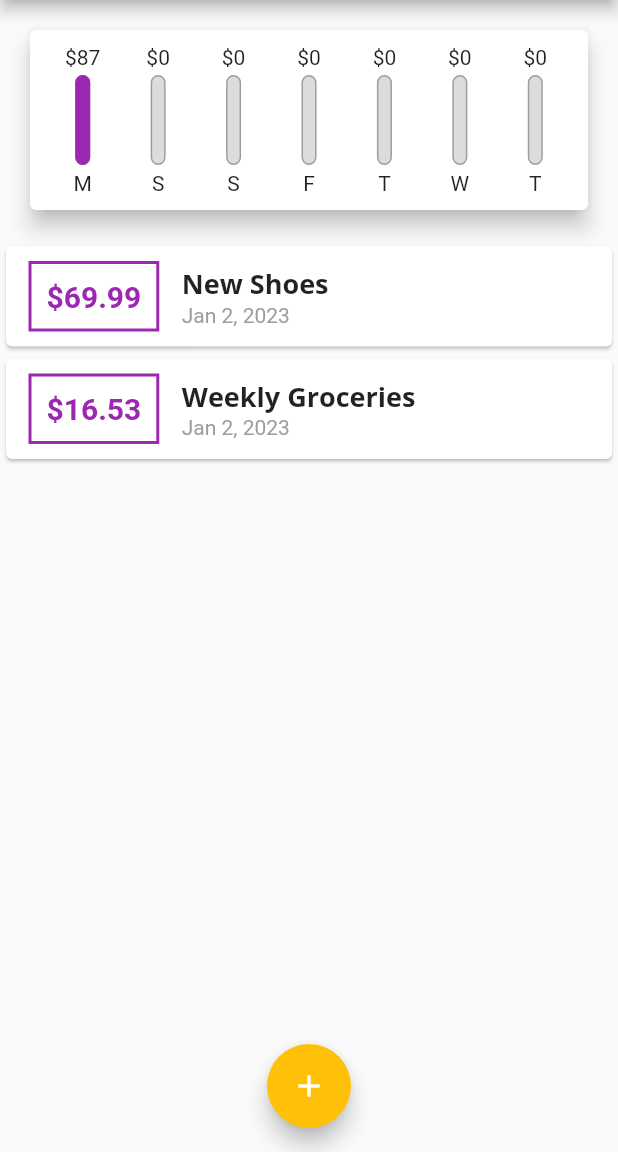
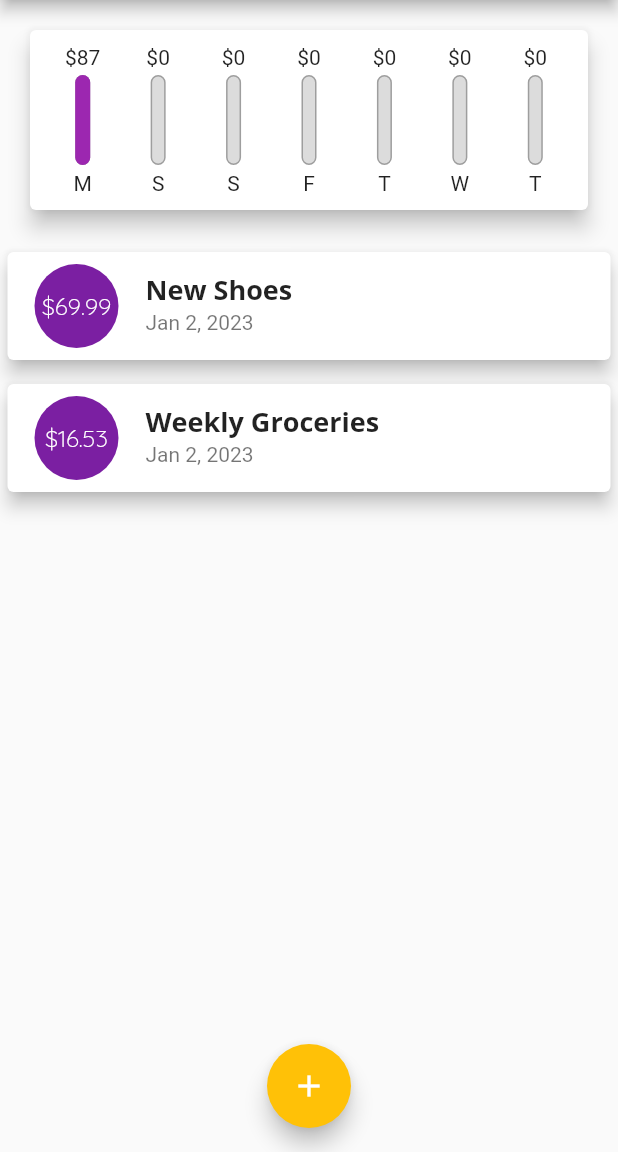
Before and after one commit to JoacoViera/flutter_expenses_app, a Flutter app: the screen it shows after launch, on a phone screen of 412 x 824 dp, the part 84-1236 px from its top. Run offline on Flutter 3.47's test engine with Material 2 defaults, Android fonts, the phone set to English and light mode, and no system bars.

Commit message:
transactions items style changes

```diff
--- a/lib/widgets/transaction_list.dart
+++ b/lib/widgets/transaction_list.dart
@@ -29,45 +29,26 @@ class TransactionList extends StatelessWidget {
           : ListView.builder(
               itemBuilder: (ctx, index) {
                 return Card(
-                  child: Row(
-                    children: <Widget>[
-                      Container(
-                        margin: const EdgeInsets.symmetric(
-                          vertical: 10,
-                          horizontal: 15,
-                        ),
-                        decoration: BoxDecoration(
-                          border: Border.all(
-                            color: Theme.of(context).primaryColor,
-                            width: 2,
-                          ),
-                        ),
-                        padding: const EdgeInsets.all(10),
-                        child: Text(
-                          '\$${transactions[index].amount.toStringAsFixed(2)}',
-                          style: TextStyle(
-                            fontWeight: FontWeight.bold,
-                            fontSize: 20,
-                            color: Theme.of(context).primaryColor,
+                  elevation: 5,
+                  margin:
+                      const EdgeInsets.symmetric(vertical: 8, horizontal: 5),
+                  child: ListTile(
+                    leading: CircleAvatar(
+                      radius: 30,
+                      child: Padding(
+                        padding: const EdgeInsets.all(6),
+                        child: FittedBox(
+                          child: Text('\$${transactions[index].amount}'),
                         ),
                       ),
                     ),
-                      Column(
-                        crossAxisAlignment: CrossAxisAlignment.start,
-                        children: <Widget>[
-                          Text(
+                    title: Text(
                       transactions[index].title,
                       style: Theme.of(context).textTheme.titleLarge,
                     ),
-                          Text(
+                    subtitle: Text(
                       DateFormat.yMMMd().format(transactions[index].date),
-                            style: const TextStyle(
-                              color: Colors.grey,
                     ),
-                          ),
-                        ],
-                      ),
-                    ],
                   ),
                 );
               },
```
Lines whose indentation alone changed are shown as unchanged.
